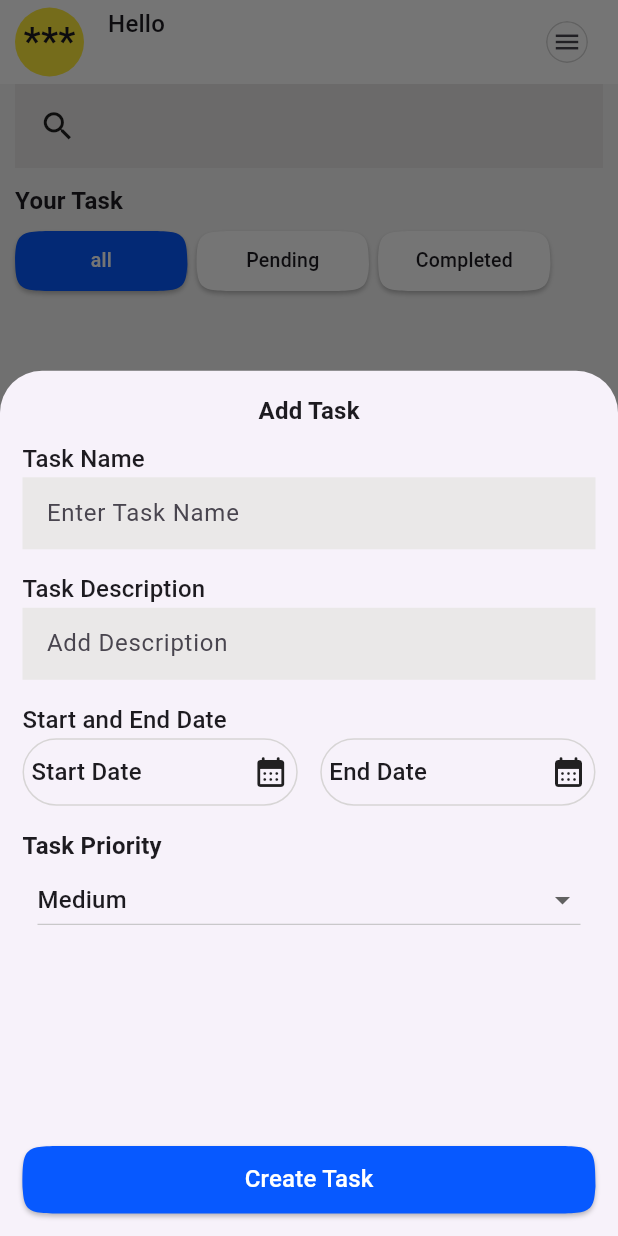
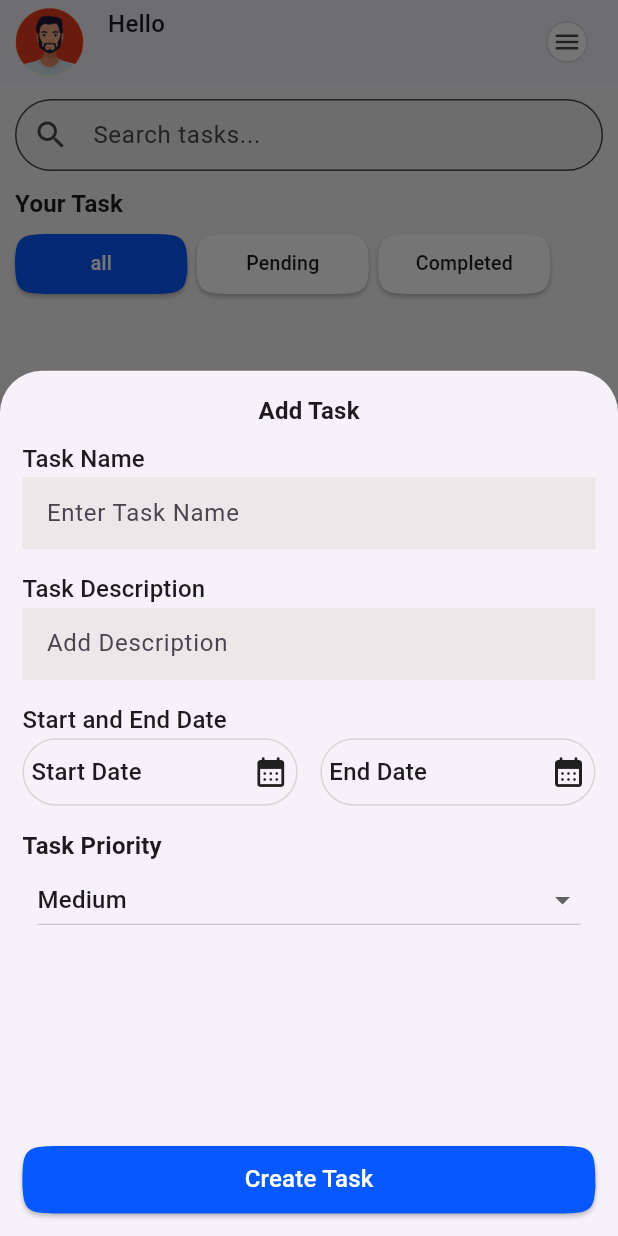
Before and after one commit to fkirewold/Task-Management-App, a Flutter app: the TaskScreen screen opened by its route, after a tap on the "add" icon, on a phone screen of 412 x 824 dp. Run offline on Flutter 3.47's test engine with Material 3 defaults, Android fonts, the phone set to English and light mode, and no system bars; our stand-ins replace flutter_bloc, go_router, shared_preferences; accounts and stored records are empty.

Commit message:
filters and search bar activated

```diff
--- a/lib/bloc/task/task_bloc.dart
+++ b/lib/bloc/task/task_bloc.dart
@@ -14,8 +14,8 @@ class TaskBloc extends Bloc<TaskEvent, TaskState> {
     on<EditTask>(_onEditTask);
     on<DeleteTask>(_onDeleteTask);
     on<GetTasks>(_onGetTasks);
-
-
+    on<TaskFilter>(_onTaskFilter);
+    on<SearchTask>(_onSearchTask);
   }
   _onEditTask(EditTask event, Emitter emit) async {
     final tasks =
@@ -24,6 +24,20 @@ class TaskBloc extends Bloc<TaskEvent, TaskState> {
     emit(state.copyWith(
       tasks: tasks,
     ));
+  }
+
+  _onTaskFilter(TaskFilter event, Emitter emit) async {
+    final tasks = await Settings.getTasks();
+    if (event.filter == 'all') {
+      emit(state.copyWith(
+        tasks: tasks,
+      ));
+    } else if (event.filter == 'pending') {
+      emit(state.copyWith(
+          tasks: tasks.where((t) => t.isCompleted == false).toList()));
+    } else {
+      emit(state.copyWith(tasks: tasks.where((t) => t.isCompleted).toList()));
+    }
   }
 
   _onAddTask(AddTask event, Emitter emit) async {
@@ -36,13 +50,12 @@ class TaskBloc extends Bloc<TaskEvent, TaskState> {
       ),
     );
   }
-  _onDeleteTask(DeleteTask event,Emitter emit)
-  {
-final tasks=state.tasks;
-tasks.removeWhere((t)=>t.id==event.id);
-emit(state.copyWith(tasks:tasks));
 
-
+  _onDeleteTask(DeleteTask event, Emitter emit) async {
+    final tasks = state.tasks;
+    tasks.removeWhere((t) => t.id == event.id);
+    await Settings.deleteTask(event.id);
+    emit(state.copyWith(tasks: tasks));
   }
 
   _onGetTasks(GetTasks event, Emitter emit) async {
@@ -51,4 +64,16 @@ emit(state.copyWith(tasks:tasks));
       tasks: tasks,
     ));
   }
+  _onSearchTask(SearchTask event, Emitter emit) {
+    if( event.query.isEmpty)
+    {
+     emit(state.tasks,
+    );
+    }
+    final tasks =
+        state.tasks.where((t) => t.title.toLowerCase().contains(event.query.toLowerCase())).toList();
+    emit(state.copyWith(
+      tasks: tasks,
+    ));
+  }
 }
--- a/lib/bloc/task/task_event.dart
+++ b/lib/bloc/task/task_event.dart
@@ -13,11 +13,23 @@ final class EditTask extends TaskEvent {
 
   EditTask({required this.task});
 }
-final class DeleteTask extends TaskEvent{
+
+final class DeleteTask extends TaskEvent {
   final int id;
 
   DeleteTask({required this.id});
+}
 
+final class TaskFilter extends TaskEvent {
+  final String filter;
+
+  TaskFilter({required this.filter});
 }
 
 final class GetTasks extends TaskEvent {}
+
+final class SearchTask extends TaskEvent {
+  final String query;
+
+  SearchTask({required this.query});
+}
--- a/lib/core/settings.dart
+++ b/lib/core/settings.dart
@@ -48,9 +48,14 @@ class Settings {
     preferences.setStringList(_tasksKey, storeList);
   }
 
-  // static Future<void> deleteTask(TaskModel id) async
-  // {
-  // final SharedPreferences preferences = await SharedPreferences.getInstance();
+  static Future<void> deleteTask(int id) async
+  {
+  final SharedPreferences preferences = await SharedPreferences.getInstance();
+ List<String>  tasks= preferences.getStringList(_tasksKey)??[];
+List<TaskModel> tasksD= tasks.map((t)=>TaskModel.fromMap(jsonDecode(t))).toList();
+ tasksD.removeWhere((t)=>t.id==id);
+ List<String> list=tasksD.map((t)=>jsonEncode(t.toMap())).toList();
+ preferences.setStringList(_tasksKey,list);
 
-  // }
+  }
 }
--- a/lib/presentation/screens/task_screen.dart
+++ b/lib/presentation/screens/task_screen.dart
@@ -6,7 +6,7 @@ import 'package:todo/presentation/widgets/button_widget.dart';
 import 'package:todo/presentation/widgets/container_widget.dart';
 import 'package:todo/presentation/widgets/task_tile_widget.dart';
 import 'package:todo/presentation/widgets/text_widget.dart';
-import 'package:todo/presentation/widgets/textfield_widget.dart';
+
 
 import '../../bloc/task/task_bloc.dart';
 
@@ -19,21 +19,32 @@ class TaskScreen extends StatefulWidget {
 
 class _TaskScreenState extends State<TaskScreen> {
   String selectedFilter = 'all';
+  late TextEditingController controller;
 
   @override
   void initState() {
     context.read<TaskBloc>().add(GetTasks());
+
+    controller = TextEditingController();
+    // Listen to text changes and update the state
+    controller.addListener(() {
+      setState(() {}); // Rebuild the widget when text changes
+    });
     super.initState();
-
   }
 
 
   @override
+  void dispose() {
+    controller.dispose();
+    super.dispose();
+  }
+
+  @override
   Widget build(BuildContext context) {
-    TextEditingController controller = TextEditingController();
-
     return Scaffold(
       appBar: AppBar(
+        elevation: 5,
         backgroundColor: Colors.white,
         title: Column(
           crossAxisAlignment: CrossAxisAlignment.start,
@@ -57,30 +68,11 @@ class _TaskScreenState extends State<TaskScreen> {
             width: 10,
             color: Colors.yellow,
             shape: BoxShape.circle,
-            child: FutureBuilder(
-                future: Settings.getUserName(),
-                builder: (context, snapshot) {
-
-                  if(snapshot.connectionState==ConnectionState.active)
-                  {  if(snapshot.hasData)
-                        {
-                           String firstNameLetter =
-                      snapshot.data!.substring(0, 1).toUpperCase();
-                       return Center(
-                      child: TextWidget(
-                    text: firstNameLetter,
-                    fontSize: 26,
-                  ));
-
-                        }
-                  }
-                  return Center(
-                    child: TextWidget(text:'***',fontSize:26,
-                  ));
-
-
-
-                }),
+            image: DecorationImage(
+              image: AssetImage(
+                  'assets/images/imagepro.png'), // Load image from assets
+              fit: BoxFit.cover, // Ensure the image covers the container
+            ),
           ),
         ),
         actions: [
@@ -107,12 +99,36 @@ class _TaskScreenState extends State<TaskScreen> {
         child: Column(
           crossAxisAlignment: CrossAxisAlignment.start,
           children: [
-            TextfieldWidget(
-              hintText: 'find Your task here..',
-              controller: controller,
-              lebel: Icon(
-                Icons.search,
-                size: 25,
+            Padding(
+              padding: const EdgeInsets.only(top: 10),
+              child: TextField(
+                controller: controller,
+                decoration: InputDecoration(
+                  hintText: 'Search tasks...', // Placeholder text
+                  prefixIcon: Icon(Icons.search), // Search icon
+                  suffixIcon: controller.text.isNotEmpty
+                      ? IconButton(
+                          icon: Icon(Icons.clear),
+                          onPressed: () {
+                            controller.clear(); // Clear the text
+                          },
+                        )
+                      : null, // Clear button when text is entered
+                  border: OutlineInputBorder(
+                    borderRadius: BorderRadius.circular(30),
+                  ), // Rounded corners
+                  filled: true, // Fill the background
+                  fillColor: Colors.grey[200], // Light grey background
+                  contentPadding: EdgeInsets.symmetric(
+                      vertical: 12, horizontal: 16), // Padding inside the field
+                ),
+
+                keyboardType: TextInputType.text,
+                // Keyboard type for text input
+                onChanged: (value) {
+                  // Handle real-time search functionality
+                  context.read<TaskBloc>().add(SearchTask(query: value));
+                },
               ),
             ),
             Padding(
@@ -138,6 +154,9 @@ class _TaskScreenState extends State<TaskScreen> {
                           setState(() {
                             selectedFilter = 'all';
                           });
+                          context
+                              .read<TaskBloc>()
+                              .add(TaskFilter(filter: selectedFilter));
                         },
                         child: TextWidget(
                           text: 'all',
@@ -153,6 +172,9 @@ class _TaskScreenState extends State<TaskScreen> {
                           setState(() {
                             selectedFilter = 'pending';
                           });
+                          context
+                              .read<TaskBloc>()
+                              .add(TaskFilter(filter: selectedFilter));
                         },
                         child: TextWidget(
                             text: 'Pending',
@@ -169,6 +191,9 @@ class _TaskScreenState extends State<TaskScreen> {
                           setState(() {
                             selectedFilter = 'completed';
                           });
+                          context
+                              .read<TaskBloc>()
+                              .add(TaskFilter(filter: selectedFilter));
                         },
                         child: TextWidget(
                           text: 'Completed',
--- a/lib/presentation/widgets/button_widget.dart
+++ b/lib/presentation/widgets/button_widget.dart
@@ -22,6 +22,7 @@ class ButtonWidget extends StatelessWidget {
       height: height ?? 45,
       child: ElevatedButton(
         style: ElevatedButton.styleFrom(
+          padding: EdgeInsets.all(0),
           shape: ContinuousRectangleBorder(
               borderRadius: BorderRadius.circular(30)),
           backgroundColor: color ?? Theme.of(context).primaryColor,
--- a/lib/presentation/widgets/container_widget.dart
+++ b/lib/presentation/widgets/container_widget.dart
@@ -5,6 +5,7 @@ class ContainerWidget extends StatelessWidget {
   final double? height;
   final double? width;
   final Color? color;
+  final DecorationImage? image;
   final BorderRadius? borderRadius;
   final BoxShape? shape;
   final Widget? child;
@@ -19,7 +20,7 @@ class ContainerWidget extends StatelessWidget {
       this.child,
       this.border,
       this.padding,
-      this.borderRadius});
+      this.borderRadius, this.image});
 
   @override
   Widget build(BuildContext context) {
@@ -30,6 +31,7 @@ class ContainerWidget extends StatelessWidget {
       decoration: BoxDecoration(
         color: color,
         border: border,
+        image: image,
         shape: shape ?? BoxShape.rectangle,
         borderRadius: borderRadius,
       ),
--- a/lib/presentation/widgets/textfield_widget.dart
+++ b/lib/presentation/widgets/textfield_widget.dart
@@ -4,13 +4,17 @@ class TextfieldWidget extends StatelessWidget {
   final String hintText;
   final String? Function(String?)? validator;
   final TextEditingController controller;
+  final Function(String query)? onChanged;
+  final String? labelText;
   final Widget? lebel;
   const TextfieldWidget(
       {super.key,
       required this.hintText,
       required this.controller,
       this.validator,
-      this.lebel});
+      this.lebel,
+      this.labelText,
+      this.onChanged});
 
   @override
   Widget build(BuildContext context) {
@@ -21,9 +25,11 @@ class TextfieldWidget extends StatelessWidget {
         border: InputBorder.none,
         hintText: hintText,
         label: lebel,
+        labelText: labelText,
         filled: true,
         fillColor: Color.fromARGB(255, 234, 232, 232),
       ),
+      onChanged:onChanged,
     );
   }
 }
--- a/pubspec.yaml
+++ b/pubspec.yaml
@@ -61,9 +61,8 @@ flutter:
   uses-material-design: true
 
   # To add assets to your application, add an assets section, like this:
-  # assets:
-  #   - assets/images
-  #   - images/a_dot_ham.jpeg
+  assets:
+    - assets/images/
 
   # An image asset can refer to one or more resolution-specific "variants", see
   # https://flutter.dev/to/resolution-aware-images
```
Also changed, not shown: lib/presentation/widgets/task_tile_widget.dart (+37 -27 lines), assets/images/imagepro.png (added).
